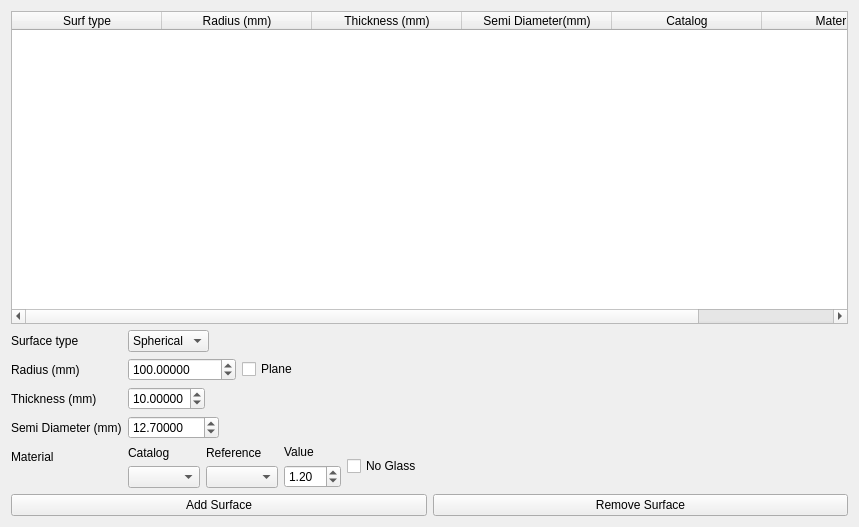
This is freecad/pyoptools/GUI/LensData.ui in cihologramas/freecad-pyoptools as Qt 5 draws it before an edit. The edited form follows.
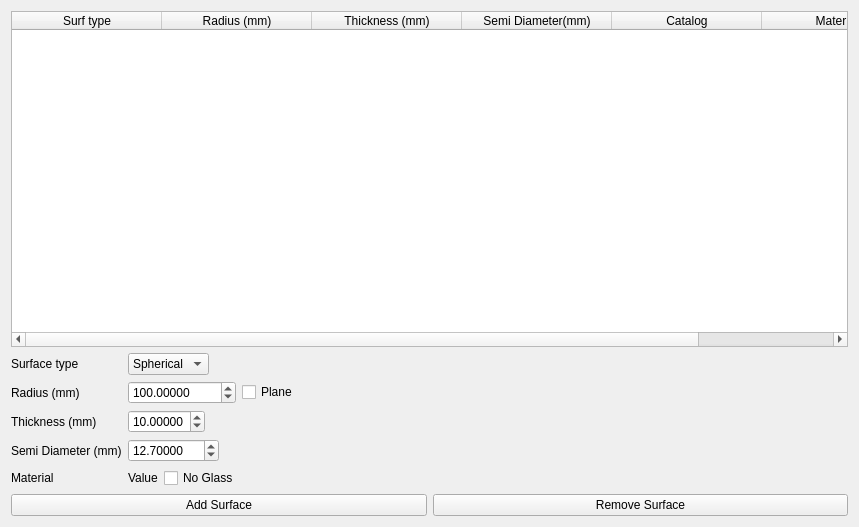
This is the edited form.

What changed in the file:
```diff
--- a/freecad/pyoptools/GUI/LensData.ui
+++ b/freecad/pyoptools/GUI/LensData.ui
@@ -186,32 +186,7 @@
      <item row="5" column="1">
       <layout class="QHBoxLayout" name="horizontalLayout_2">
        <item>
-        <layout class="QVBoxLayout" name="verticalLayout_4">
-         <item>
-          <widget class="QLabel" name="label_8">
-           <property name="text">
-            <string>Catalog</string>
-           </property>
-          </widget>
-         </item>
-         <item>
-          <widget class="QComboBox" name="Catalog"/>
-         </item>
-        </layout>
-       </item>
-       <item>
-        <layout class="QVBoxLayout" name="verticalLayout_5">
-         <item>
-          <widget class="QLabel" name="label_9">
-           <property name="text">
-            <string>Reference</string>
-           </property>
-          </widget>
-         </item>
-         <item>
-          <widget class="QComboBox" name="Reference"/>
-         </item>
-        </layout>
+        <layout class="QVBoxLayout" name="Material"/>
        </item>
        <item>
         <layout class="QVBoxLayout" name="verticalLayout_2">
@@ -222,19 +197,6 @@
            </property>
           </widget>
          </item>
-         <item>
-          <widget class="QDoubleSpinBox" name="Value">
-           <property name="minimum">
-            <double>1.000000000000000</double>
-           </property>
-           <property name="singleStep">
-            <double>0.100000000000000</double>
-           </property>
-           <property name="value">
-            <double>1.200000000000000</double>
-           </property>
-          </widget>
-         </item>
         </layout>
        </item>
        <item>
```
